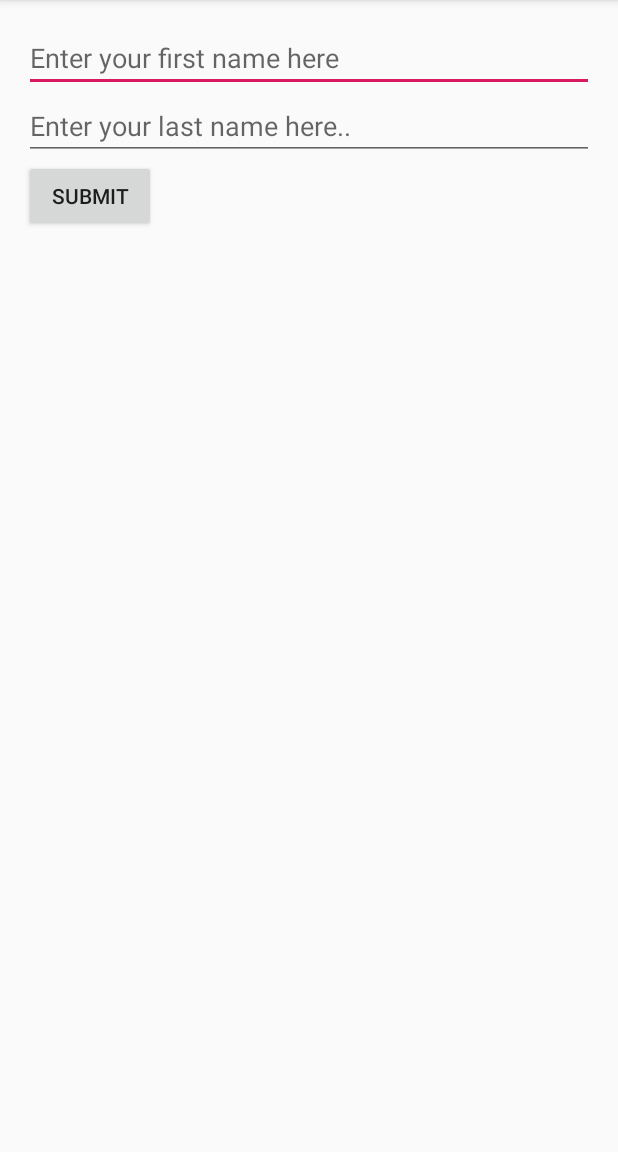
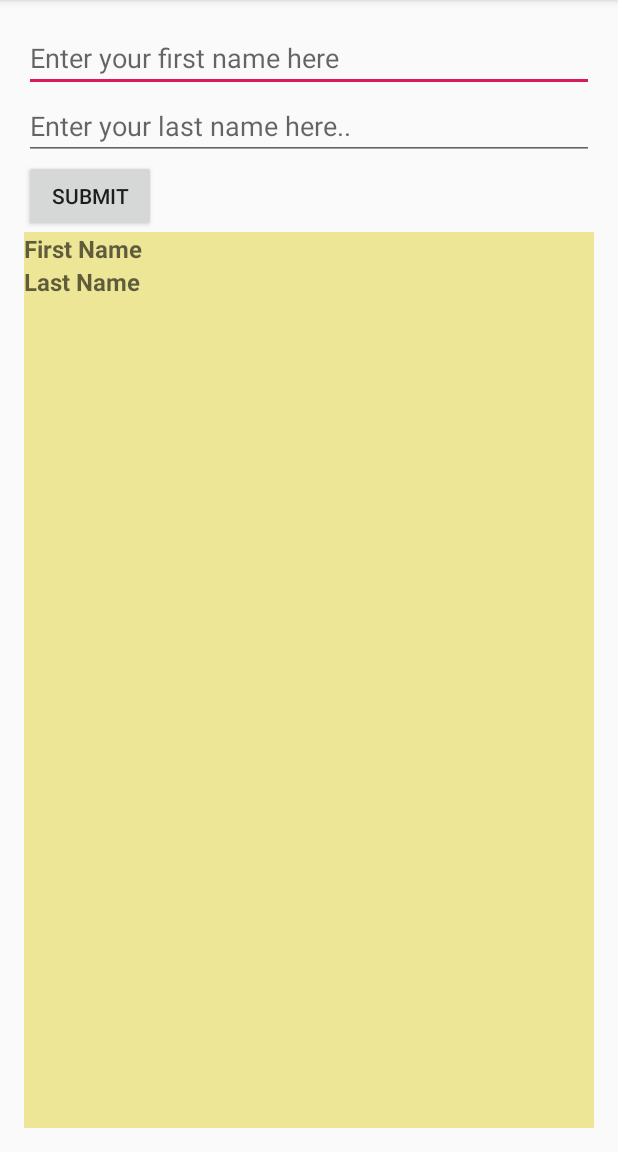
Before and after one commit to MilindAmrutkar/BundleImplementation, an Android app: the screen it shows after launch (MainActivity), on a phone screen of 412 x 824 dp, the part 84-1236 px from its top. Run offline under Robolectric (Android 15) with nearby library versions, the phone set to English and light mode, and no system bars; our stand-ins replace ButterKnife.

Commit message:
Passing values from Activity to Fragment

```diff
--- a/app/build.gradle
+++ b/app/build.gradle
@@ -27,6 +27,7 @@ dependencies {
     implementation fileTree(dir: 'libs', include: ['*.jar'])
     implementation 'androidx.appcompat:appcompat:1.0.2'
     implementation 'androidx.constraintlayout:constraintlayout:1.1.3'
+    implementation 'androidx.legacy:legacy-support-v4:1.0.0-beta01'
     testImplementation 'junit:junit:4.12'
     implementation 'com.jakewharton:butterknife:10.1.0'
     annotationProcessor 'com.jakewharton:butterknife-compiler:10.1.0'
--- a/app/src/main/java/com/example/android/recyclerviewimplementation/MainActivity.java
+++ b/app/src/main/java/com/example/android/recyclerviewimplementation/MainActivity.java
@@ -10,6 +10,9 @@ import android.text.TextUtils;
 import android.widget.Button;
 import android.widget.EditText;
 
+import androidx.fragment.app.Fragment;
+import androidx.fragment.app.FragmentManager;
+import androidx.fragment.app.FragmentTransaction;
 import butterknife.BindView;
 import butterknife.ButterKnife;
 import butterknife.OnClick;
@@ -25,6 +28,8 @@ public class MainActivity extends AppCompatActivity {
 
     String firstName, lastName;
 
+    ValuesFragment valuesFragment;
+
     public static final int SECOND_ACTIVITY_REQUEST_CODE = 200;
 
     @Override
@@ -32,6 +37,8 @@ public class MainActivity extends AppCompatActivity {
         super.onCreate(savedInstanceState);
         setContentView(R.layout.activity_main);
         ButterKnife.bind(this);
+        valuesFragment = new ValuesFragment();
+        loadFragment(valuesFragment);
     }
 
     @OnClick(R.id.btnSubmit)
@@ -42,10 +49,24 @@ public class MainActivity extends AppCompatActivity {
             firstName = etFirstName.getText().toString();
             lastName = etLastName.getText().toString();
 
+            /**
+             * Code for passing values from one activity to another
+             *//*
             Intent intent = new Intent(this, SecondActivity.class);
             intent.putExtra(Constants.FIRST_NAME, firstName);
             intent.putExtra(Constants.LAST_NAME, lastName);
-            startActivityForResult(intent, SECOND_ACTIVITY_REQUEST_CODE);
+            startActivityForResult(intent, SECOND_ACTIVITY_REQUEST_CODE);*/
+
+            /**
+             * Code for passing values to the Fragment from Activity
+             */
+
+            valuesFragment = new ValuesFragment();
+            Bundle bundle = new Bundle();
+            bundle.putString(Constants.FIRST_NAME, firstName);
+            bundle.putString(Constants.LAST_NAME, lastName);
+            valuesFragment.setArguments(bundle);
+            loadFragment(valuesFragment);
         }
 
     }
@@ -54,9 +75,9 @@ public class MainActivity extends AppCompatActivity {
     protected void onActivityResult(int requestCode, int resultCode, @Nullable Intent data) {
         super.onActivityResult(requestCode, resultCode, data);
 
-        if(resultCode == RESULT_OK) {
-            if(requestCode == SECOND_ACTIVITY_REQUEST_CODE) {
-                if(data != null) {
+        if (resultCode == RESULT_OK) {
+            if (requestCode == SECOND_ACTIVITY_REQUEST_CODE) {
+                if (data != null) {
                     String fName = data.getStringExtra(Constants.FIRST_NAME);
                     String lName = data.getStringExtra(Constants.LAST_NAME);
                     etFirstName.setText(fName);
@@ -65,4 +86,11 @@ public class MainActivity extends AppCompatActivity {
             }
         }
     }
+
+    private void loadFragment(Fragment fragment) {
+        FragmentManager fragmentManager = getSupportFragmentManager();
+        FragmentTransaction fragmentTransaction = fragmentManager.beginTransaction();
+        fragmentTransaction.replace(R.id.container, fragment);
+        fragmentTransaction.commit();
+    }
 }
--- a/app/src/main/java/com/example/android/recyclerviewimplementation/SecondActivity.java
+++ b/app/src/main/java/com/example/android/recyclerviewimplementation/SecondActivity.java
@@ -52,4 +52,6 @@ public class SecondActivity extends AppCompatActivity {
         setResult(RESULT_OK, intent);
         finish();
     }
+
+
 }
--- /dev/null
+++ b/app/src/main/java/com/example/android/recyclerviewimplementation/ValuesFragment.java
@@ -0,0 +1,50 @@
+package com.example.android.recyclerviewimplementation;
+
+
+import android.os.Bundle;
+import android.view.LayoutInflater;
+import android.view.View;
+import android.view.ViewGroup;
+import android.widget.TextView;
+
+import androidx.fragment.app.Fragment;
+import butterknife.BindView;
+import butterknife.ButterKnife;
+import butterknife.Unbinder;
+
+
+/**
+ * A simple {@link Fragment} subclass.
+ */
+public class ValuesFragment extends Fragment {
+
+    @BindView(R.id.fgFirstName)
+    TextView fgFirstName;
+    @BindView(R.id.fgLastName)
+    TextView fgLastName;
+
+    Unbinder unbinder;
+
+    @Override
+    public View onCreateView(LayoutInflater inflater, ViewGroup container,
+                             Bundle savedInstanceState) {
+        View view = inflater.inflate(R.layout.fragment_values, container, false);
+
+        unbinder = ButterKnife.bind(this, view);
+
+        if (getArguments() != null) {
+            String firstName = getArguments().getString(Constants.FIRST_NAME);
+            String lastName = getArguments().getString(Constants.LAST_NAME);
+            fgFirstName.setText(firstName);
+            fgLastName.setText(lastName);
+        }
+
+        return view;
+    }
+
+    @Override
+    public void onDestroy() {
+        super.onDestroy();
+        unbinder.unbind();
+    }
+}
--- a/app/src/main/res/layout/activity_main.xml
+++ b/app/src/main/res/layout/activity_main.xml
@@ -12,18 +12,24 @@
         android:id="@+id/firstName"
         android:layout_width="match_parent"
         android:layout_height="wrap_content"
-        android:hint="Enter your first name here"/>
+        android:hint="Enter your first name here" />
 
     <EditText
         android:id="@+id/lastName"
         android:layout_width="match_parent"
         android:layout_height="wrap_content"
-        android:hint="Enter your last name here.."/>
+        android:hint="Enter your last name here.." />
 
     <Button
         android:id="@+id/btnSubmit"
         android:layout_width="wrap_content"
         android:layout_height="wrap_content"
-        android:text="Submit"/>
+        android:text="Submit" />
+
+    <FrameLayout
+        android:id="@+id/container"
+        android:layout_width="match_parent"
+        android:layout_height="match_parent"
+        android:background="#EEE697" />
 
 </LinearLayout>
--- a/app/src/main/res/layout/activity_second.xml
+++ b/app/src/main/res/layout/activity_second.xml
@@ -4,8 +4,8 @@
     xmlns:tools="http://schemas.android.com/tools"
     android:layout_width="match_parent"
     android:layout_height="match_parent"
+    android:orientation="vertical"
     android:padding="16dp"
-    android:orientation="vertical"
     tools:context=".SecondActivity">
 
     <EditText
@@ -22,5 +22,5 @@
         android:id="@+id/btnSendToFirstActivity"
         android:layout_width="wrap_content"
         android:layout_height="wrap_content"
-        android:text="Pass values to first activity"/>
+        android:text="Pass values to first activity" />
 </LinearLayout>
--- /dev/null
+++ b/app/src/main/res/layout/fragment_values.xml
@@ -0,0 +1,32 @@
+<?xml version="1.0" encoding="utf-8"?>
+<FrameLayout xmlns:android="http://schemas.android.com/apk/res/android"
+    xmlns:tools="http://schemas.android.com/tools"
+    android:layout_width="match_parent"
+    android:layout_height="match_parent"
+    tools:context=".ValuesFragment">
+
+    <LinearLayout
+        android:layout_width="match_parent"
+        android:layout_height="wrap_content"
+        android:orientation="vertical">
+
+        <TextView
+            android:id="@+id/fgFirstName"
+            android:layout_width="match_parent"
+            android:layout_height="wrap_content"
+            android:hint="First Name"
+            android:textSize="16sp"
+            android:textStyle="bold" />
+
+        <TextView
+            android:id="@+id/fgLastName"
+            android:layout_width="match_parent"
+            android:layout_height="wrap_content"
+            android:hint="Last Name"
+            android:textSize="16sp"
+            android:textStyle="bold" />
+
+    </LinearLayout>
+
+
+</FrameLayout>
--- a/app/src/main/res/values/strings.xml
+++ b/app/src/main/res/values/strings.xml
@@ -1,3 +1,6 @@
 <resources>
     <string name="app_name">RecyclerViewImplementation</string>
+
+    <!-- TODO: Remove or change this placeholder text -->
+    <string name="hello_blank_fragment">Hello blank fragment</string>
 </resources>
```
